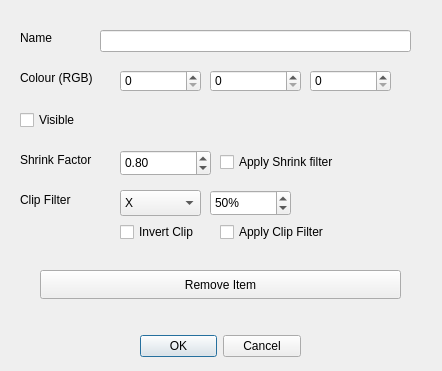
The window that partpropertiesdialog.ui (br-je/2025_group_8) describes before a commit, drawn with Qt 5.
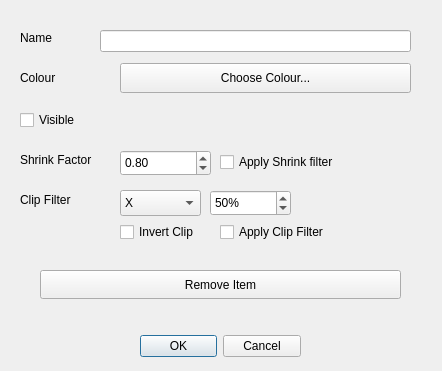
The same window after the commit.

Commit message:
Update window titles and replace RGB spinboxes with colour picker
- Main window title changed from MainWindow to Group 8 CAD Viewer
- Edit Properties dialog title changed from Dialog to Edit Properties
- Replace R/G/B spinboxes with QColorDialog colour picker button
- Button previews current colour and updates on selection

```diff
--- a/partpropertiesdialog.ui
+++ b/partpropertiesdialog.ui
@@ -62,46 +62,20 @@
     </rect>
    </property>
    <property name="text">
-    <string>Colour (RGB)</string>
+    <string>Colour</string>
    </property>
   </widget>
-  <widget class="QSpinBox" name="redSpinBox">
+  <widget class="QPushButton" name="colorButton">
    <property name="geometry">
     <rect>
      <x>120</x>
-     <y>70</y>
-     <width>81</width>
-     <height>22</height>
+     <y>63</y>
+     <width>291</width>
+     <height>30</height>
     </rect>
    </property>
-   <property name="maximum">
-    <number>255</number>
-   </property>
-  </widget>
-  <widget class="QSpinBox" name="greenSpinBox">
-   <property name="geometry">
-    <rect>
-     <x>210</x>
-     <y>70</y>
-     <width>91</width>
-     <height>22</height>
-    </rect>
-   </property>
-   <property name="maximum">
-    <number>255</number>
-   </property>
-  </widget>
-  <widget class="QSpinBox" name="blueSpinBox">
-   <property name="geometry">
-    <rect>
-     <x>310</x>
-     <y>70</y>
-     <width>81</width>
-     <height>22</height>
-    </rect>
-   </property>
-   <property name="maximum">
-    <number>255</number>
+   <property name="text">
+    <string>Choose Colour...</string>
    </property>
   </widget>
   <widget class="QCheckBox" name="visibleCheckBox">
```
Left out of the diff: 2 changed lines with no effect on the pictures. The commit also changes 3 other files.
